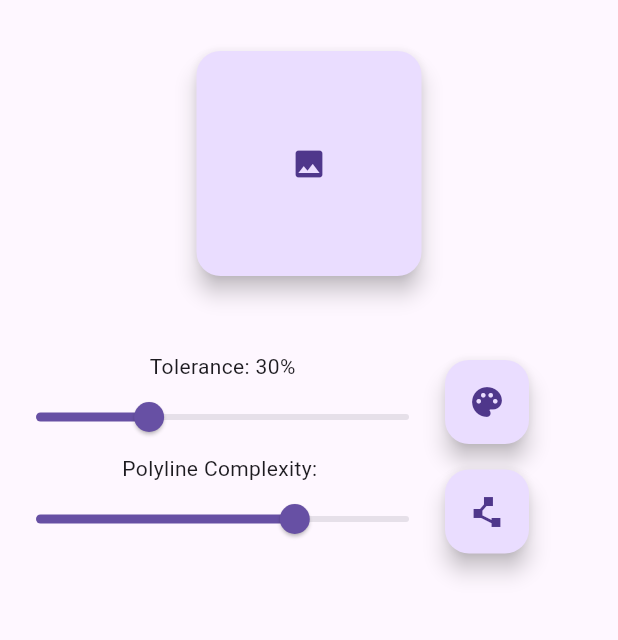
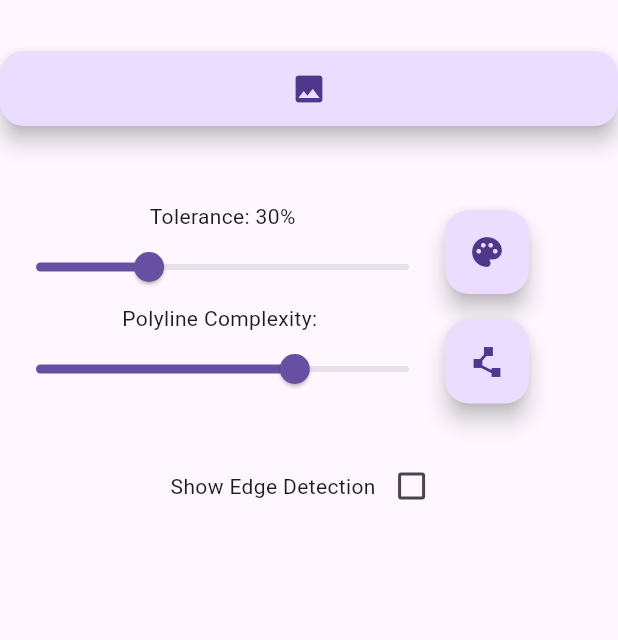
Before and after one commit to PickledPenguin/FloodFillDemo, a Flutter app: the screen it shows after launch, on a phone screen of 412 x 824 dp, the part 63-703 px from its top. Run offline on Flutter 3.47's test engine with Material 3 defaults, Android fonts, the phone set to English and light mode, and no system bars; our stand-ins replace image_picker.

Commit message:
Updated UI and added optional showing of edge detection

```diff
--- a/lib/screens/screen.dart
+++ b/lib/screens/screen.dart
@@ -28,6 +28,7 @@ class _ImageSelectorScreenState extends State<ImageSelectorScreen> {
   Offset? _tapPosition;  // Position where the user tapped on the image
   List<Offset> _polylinePoints = []; // For polylines
   double _polylineTolerance = 70.0;  // For polyline tolerance
+  bool _showRedOutline = false;
 
   // Variables to control Advanced Settings
   Map<String,double> _polylineToleranceMinMax = {"min": 0.1, "max": 100.0};
@@ -75,14 +76,14 @@ class _ImageSelectorScreenState extends State<ImageSelectorScreen> {
     if (_selectedImage != null && _tapPosition != null) {
       final int x = _tapPosition!.dx.toInt();
       final int y = _tapPosition!.dy.toInt();
+      final outlinePoints = getOutline(_selectedImage!, x, y, _tolerance);
 
-      // Call the function to get the outline points based on the selected pixel and tolerance
-      final outlinePoints = getOutline(_selectedImage!, x, y, _tolerance);
       setState(() {
-        _outlinePoints = outlinePoints;  // Update the list of outline points
+        _outlinePoints = outlinePoints; // Update the list of outline points
       });
     }
   }
+
 
   // Method to filter out smaller clusters of points from the outline points
   List<Offset> filterClusters(List<Offset> points, {int minSize = 20}) {
@@ -186,6 +187,7 @@ class _ImageSelectorScreenState extends State<ImageSelectorScreen> {
                                   scaleX: _imageWidth / _selectedImage!.width,
                                   scaleY: _imageHeight / _selectedImage!.height,
                                   tapPosition: _tapPosition,
+                                  showRedOutline: _showRedOutline
                                 ),
                                 size: Size(imageWidth, imageHeight),
                               ),
@@ -208,18 +210,20 @@ class _ImageSelectorScreenState extends State<ImageSelectorScreen> {
             const SizedBox(height: 20),
 
             // Button to pick an image
-            Center (
-              child:
-                SizedBox(
-                  height: 150,
-                  width: 150,
-                  child:
-                    FloatingActionButton(
-                      onPressed: _pickImage,
-                      tooltip: "Pick Image",
-                      child: const Icon(Icons.image),
+            Row (
+              children: [
+                Expanded(
+                  child: SizedBox(
+                    height: 50,
+                    child:
+                      FloatingActionButton(
+                        onPressed: _pickImage,
+                        tooltip: "Pick Image",
+                        child: const Icon(Icons.image),
+                      ),
                     ),
                 ),
+              ]
             ),
 
             const SizedBox(height: 50),
@@ -305,6 +309,25 @@ class _ImageSelectorScreenState extends State<ImageSelectorScreen> {
 
               ]
             ),
+
+            const SizedBox(height: 20),
+
+            // Checkbox to toggle red outline visibility
+            Row(
+              mainAxisAlignment: MainAxisAlignment.center,
+              children: [
+                const Text('Show Edge Detection'),
+                Checkbox(
+                  value: _showRedOutline,
+                  onChanged: (bool? value) {
+                    setState(() {
+                      _showRedOutline = value ?? true; // Update checkbox state
+                    });
+                  },
+                ),
+              ],
+            ),
+
           ],
         ),
       ),
--- a/lib/widgets/outline_painter.dart
+++ b/lib/widgets/outline_painter.dart
@@ -37,8 +37,9 @@ class OutlinePainter extends CustomPainter {
   final double scaleX;
   final double scaleY;
   final Offset? tapPosition;
+  final bool showRedOutline;
 
-  OutlinePainter(this.outlinePoints, {required this.scaleX, required this.scaleY, this.tapPosition});
+  OutlinePainter(this.outlinePoints, {required this.scaleX, required this.scaleY, this.tapPosition, required this.showRedOutline});
 
   @override
   void paint(Canvas canvas, Size size) {
@@ -53,9 +54,11 @@ class OutlinePainter extends CustomPainter {
       ..style = PaintingStyle.stroke;
 
     // Draw the red outline points
-    for (var point in outlinePoints) {
-      final scaledPoint = Offset(point.dx * scaleX, point.dy * scaleY);
-      canvas.drawCircle(scaledPoint, 1.0, paintRed); // Drawing a small circle for each outline point
+    if (showRedOutline) {
+      for (var point in outlinePoints) {
+        final scaledPoint = Offset(point.dx * scaleX, point.dy * scaleY);
+        canvas.drawCircle(scaledPoint, 1.0, paintRed); // Drawing a small circle for each outline point
+      }
     }
 
     // Draw the orange circle if tapPosition is not null
```
